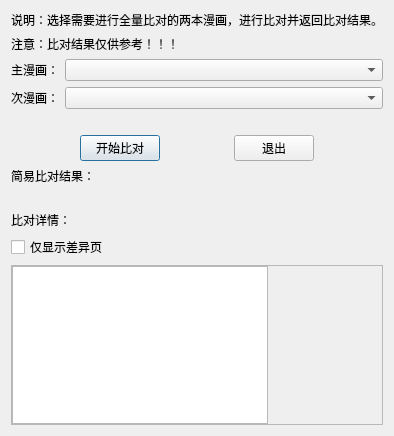
Before: the Qt Designer form components/dialog_full_match_comics/res/full_match_comics.ui in PPJUST/ComicDup, drawn with Qt 5.
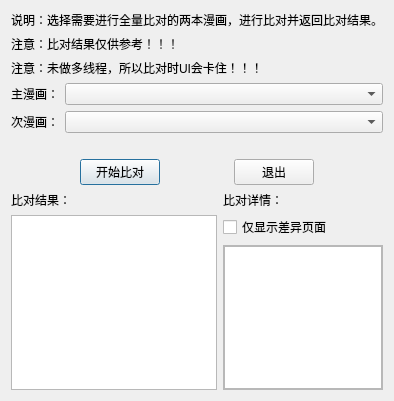
After: the same form once the commit is applied.

Commit message: 优化：全量比对模块

Patch:
```diff
--- a/components/dialog_full_match_comics/res/full_match_comics.ui
+++ b/components/dialog_full_match_comics/res/full_match_comics.ui
@@ -7,13 +7,13 @@
     <x>0</x>
     <y>0</y>
     <width>390</width>
-    <height>436</height>
+    <height>401</height>
    </rect>
   </property>
   <property name="windowTitle">
    <string>全量比对</string>
   </property>
-  <layout class="QVBoxLayout" name="verticalLayout_2" stretch="0,0,0,0,0,0,0,0,0">
+  <layout class="QVBoxLayout" name="verticalLayout_3">
    <item>
     <widget class="QLabel" name="label">
      <property name="text">
@@ -28,6 +28,13 @@
      </property>
     </widget>
    </item>
+   <item>
+    <widget class="QLabel" name="label_7">
+     <property name="text">
+      <string>注意：未做多线程，所以比对时UI会卡住！！！</string>
+     </property>
+    </widget>
+   </item>
    <item>
     <layout class="QHBoxLayout" name="horizontalLayout_2" stretch="0,1">
      <item>
@@ -121,27 +128,23 @@
     </layout>
    </item>
    <item>
+    <layout class="QHBoxLayout" name="horizontalLayout_5" stretch="1,0">
+     <item>
+      <layout class="QVBoxLayout" name="verticalLayout_2" stretch="0,0">
+       <item>
     <widget class="QLabel" name="label_8">
      <property name="text">
-      <string>简易比对结果：</string>
+          <string>比对结果：</string>
      </property>
     </widget>
    </item>
    <item>
-    <widget class="QLabel" name="label_simple_result">
-     <property name="sizePolicy">
-      <sizepolicy hsizetype="Preferred" vsizetype="Preferred">
-       <horstretch>0</horstretch>
-       <verstretch>0</verstretch>
-      </sizepolicy>
-     </property>
-     <property name="text">
-      <string/>
-     </property>
-    </widget>
-   </item>
+        <widget class="QTextBrowser" name="textBrowser_simple_result"/>
+       </item>
+      </layout>
+     </item>
    <item>
-    <layout class="QVBoxLayout" name="verticalLayout" stretch="0,0,0">
+      <layout class="QVBoxLayout" name="verticalLayout" stretch="0,0,1">
      <item>
       <widget class="QLabel" name="label_3">
        <property name="text">
@@ -151,13 +154,31 @@
      </item>
      <item>
       <widget class="QCheckBox" name="checkBox_show_diff_pages">
+         <property name="sizePolicy">
+          <sizepolicy hsizetype="Preferred" vsizetype="Preferred">
+           <horstretch>0</horstretch>
+           <verstretch>0</verstretch>
+          </sizepolicy>
+         </property>
        <property name="text">
-        <string>仅显示差异页</string>
+          <string>仅显示差异页面</string>
        </property>
       </widget>
      </item>
      <item>
       <widget class="QScrollArea" name="scrollArea">
+         <property name="sizePolicy">
+          <sizepolicy hsizetype="Fixed" vsizetype="Expanding">
+           <horstretch>0</horstretch>
+           <verstretch>0</verstretch>
+          </sizepolicy>
+         </property>
+         <property name="maximumSize">
+          <size>
+           <width>160</width>
+           <height>16777215</height>
+          </size>
+         </property>
        <property name="widgetResizable">
         <bool>true</bool>
        </property>
@@ -166,8 +187,8 @@
          <rect>
           <x>0</x>
           <y>0</y>
-          <width>368</width>
-          <height>174</height>
+            <width>158</width>
+            <height>158</height>
          </rect>
         </property>
         <layout class="QHBoxLayout" name="horizontalLayout_4">
@@ -189,22 +210,11 @@
          <item>
           <widget class="QTableWidget" name="tableWidget_details_pages"/>
          </item>
-         <item>
-          <spacer name="horizontalSpacer_4">
-           <property name="orientation">
-            <enum>Qt::Orientation::Horizontal</enum>
-           </property>
-           <property name="sizeHint" stdset="0">
-            <size>
-             <width>40</width>
-             <height>20</height>
-            </size>
-           </property>
-          </spacer>
-         </item>
-        </layout>
-       </widget>
-      </widget>
+          </layout>
+         </widget>
+        </widget>
+       </item>
+      </layout>
      </item>
     </layout>
    </item>
```
Left out of the diff: 4 changed lines with no effect on the pictures. Lines whose indentation alone changed are shown as unchanged. The commit also changes 5 other files.
